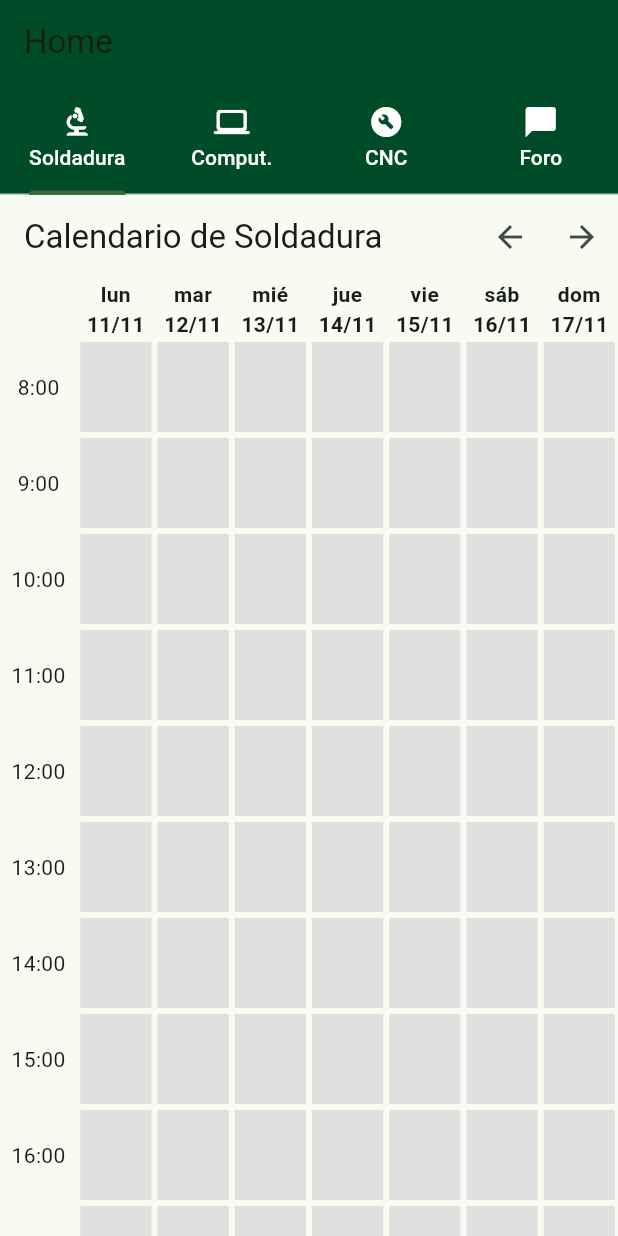
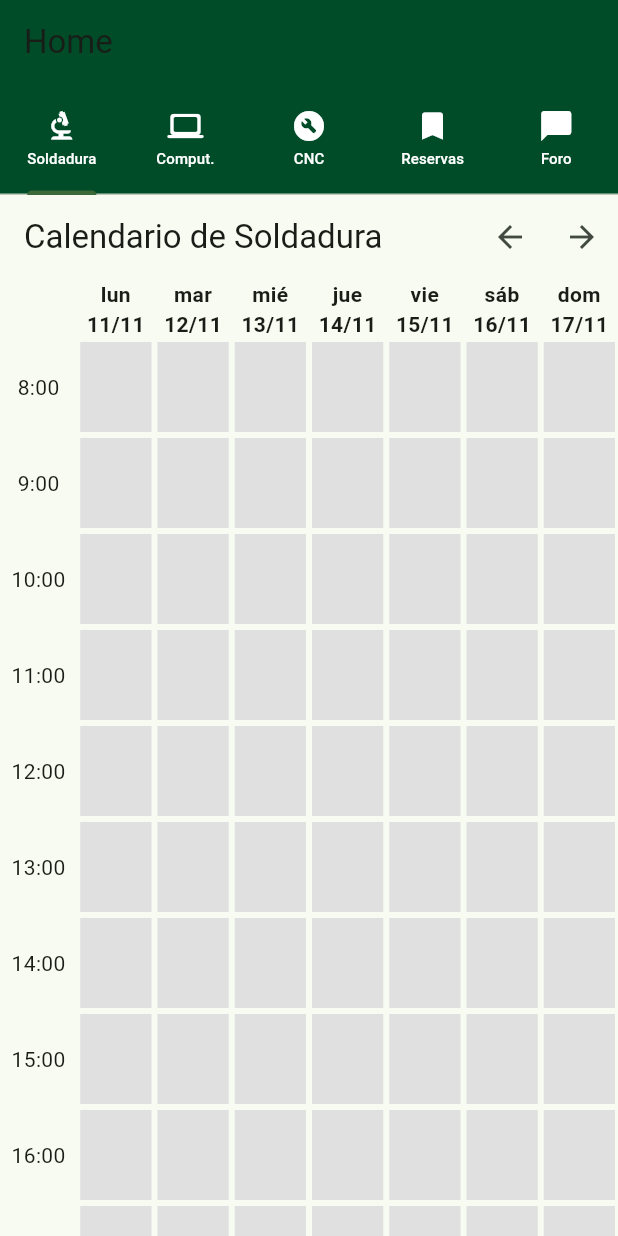
Before and after one commit to EasierMonk95/Mobile_Devices_Projects, a Flutter app: the HomePage screen opened directly, on a phone screen of 412 x 824 dp. Run offline on Flutter 3.47's test engine with Material 3 defaults, Android fonts, the phone set to English and light mode, and no system bars; our stand-ins replace firebase_auth, firebase_core, hive, hive_flutter; accounts and stored records are empty; network calls fail.

Commit message:
Added new tab

```diff
--- a/login_and_home_slotu/lib/main.dart
+++ b/login_and_home_slotu/lib/main.dart
@@ -5,11 +5,12 @@ import 'package:login_and_home_slotu/pages/splash_page.dart';
 
 
 import 'firebase_options.dart';
+import 'models/event_model.dart';
 
 void main() async {
 
   await Hive.initFlutter();
-
+  Hive.registerAdapter(EventAdapter());
   runApp(const MyApp());
   await Firebase.initializeApp(
     options: DefaultFirebaseOptions.currentPlatform,
--- a/login_and_home_slotu/lib/pages/home_page.dart
+++ b/login_and_home_slotu/lib/pages/home_page.dart
@@ -2,6 +2,7 @@ import 'package:flutter/material.dart';
 import 'package:login_and_home_slotu/pages/cnc_page.dart';
 import 'package:login_and_home_slotu/pages/computer_page.dart';
 import 'package:login_and_home_slotu/pages/profile_page.dart';
+import 'package:login_and_home_slotu/pages/reservations_page.dart';
 import 'package:login_and_home_slotu/pages/soldadura_page.dart';
 
 class HomePage extends StatefulWidget {
@@ -15,44 +16,72 @@ class _HomePageState extends State<HomePage> {
   @override
   Widget build(BuildContext context) {
     return DefaultTabController(
-      length: 4, // Número de pestañas
+      length: 5, // Número de pestañas
       child: Scaffold(
         appBar: AppBar(
           title: const Text('Home'),
           backgroundColor: Color(0xFF004B28),
           bottom: const TabBar(
             tabs: [
-              Tab(icon: Icon(Icons.biotech, color: Colors.white,),
+              Tab(
+                icon: Icon(Icons.biotech, color: Colors.white),
                 child: Text(
                   'Soldadura',
-                  style: TextStyle(color: Colors.white),  // Color blanco para el texto
+                  style: TextStyle(
+                    color: Colors.white,
+                    fontSize: 10, // Tamaño de fuente más pequeño
+                  ),
                 ),
               ),
-              Tab(icon: Icon(Icons.computer_rounded, color: Colors.white,),
+              Tab(
+                icon: Icon(Icons.computer_rounded, color: Colors.white),
                 child: Text(
                   'Comput.',
-                  style: TextStyle(color: Colors.white),  // Color blanco para el texto
+                  style: TextStyle(
+                    color: Colors.white,
+                    fontSize: 10, // Tamaño de fuente más pequeño
+                  ),
                 ),
-
               ),
-              Tab(icon: Icon(Icons.build_circle_rounded, color: Colors.white,),
+              Tab(
+                icon: Icon(Icons.build_circle_rounded, color: Colors.white),
                 child: Text(
                   'CNC',
-                  style: TextStyle(color: Colors.white),  // Color blanco para el texto
-                ),),
-              Tab(icon: Icon(Icons.chat_bubble, color: Colors.white,),
+                  style: TextStyle(
+                    color: Colors.white,
+                    fontSize: 10, // Tamaño de fuente más pequeño
+                  ),
+                ),
+              ),
+              Tab(
+                icon: Icon(Icons.bookmark, color: Colors.white),
+                child: Text(
+                  'Reservas',
+                  style: TextStyle(
+                    color: Colors.white,
+                    fontSize: 10, // Tamaño de fuente más pequeño
+                  ),
+                ),
+              ),
+              Tab(
+                icon: Icon(Icons.chat_bubble, color: Colors.white),
                 child: Text(
                   'Foro',
-                  style: TextStyle(color: Colors.white),  // Color blanco para el texto
-                ),),
+                  style: TextStyle(
+                    color: Colors.white,
+                    fontSize: 10, // Tamaño de fuente más pequeño
+                  ),
+                ),
+              ),
             ],
           ),
         ),
         body: TabBarView(
           children: [
             SoldaduraPage(),
+            ComputerPage(),
             CncPage(),
-            ComputerPage(),
+            ReservationsPage(),
             ProfilePage(),
           ],
         ),
--- a/login_and_home_slotu/lib/pages/soldadura_page.dart
+++ b/login_and_home_slotu/lib/pages/soldadura_page.dart
@@ -116,7 +116,7 @@ class _SoldaduraPageState extends State<SoldaduraPage> {
       context: context,
       builder: (BuildContext context) {
         return AlertDialog(
-          title: Text("Agregar Evento"),
+          title: Text("Solicitar equipo"),
           content: Column(
             mainAxisSize: MainAxisSize.min,
             children: [
```
Also changed, not shown: login_and_home_slotu/lib/models/event_model.dart (added, +25 -0 lines), login_and_home_slotu/lib/pages/reservations_page.dart (added, +15 -0 lines), login_and_home_slotu/lib/models/event_model.g.dart (added).
